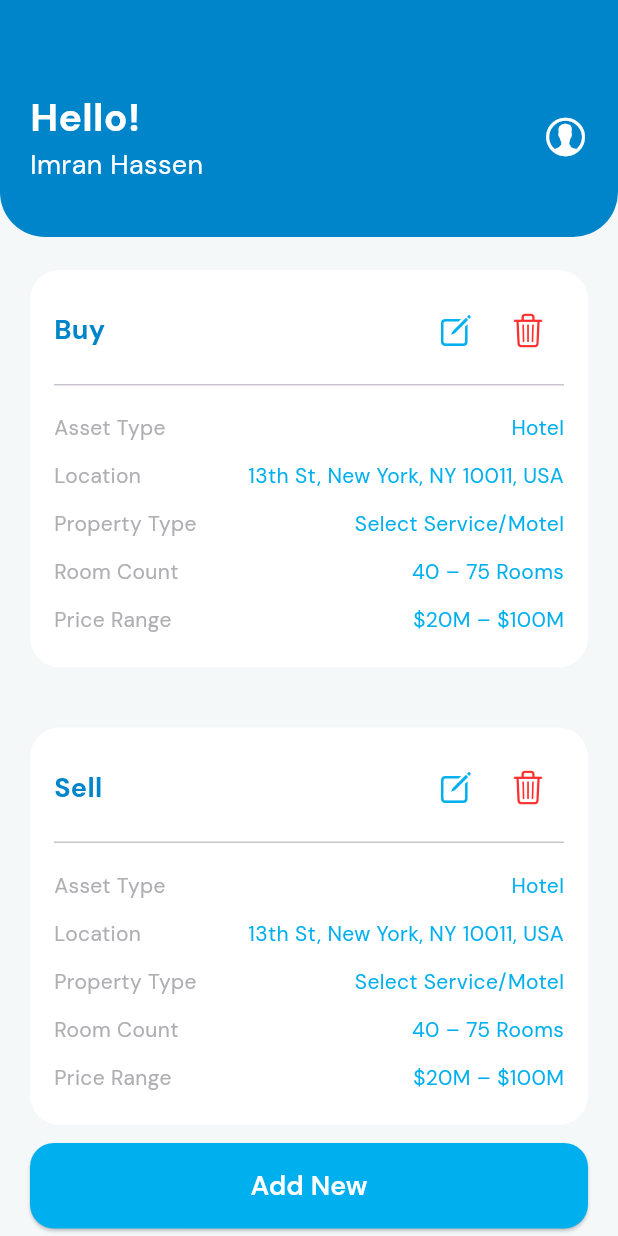
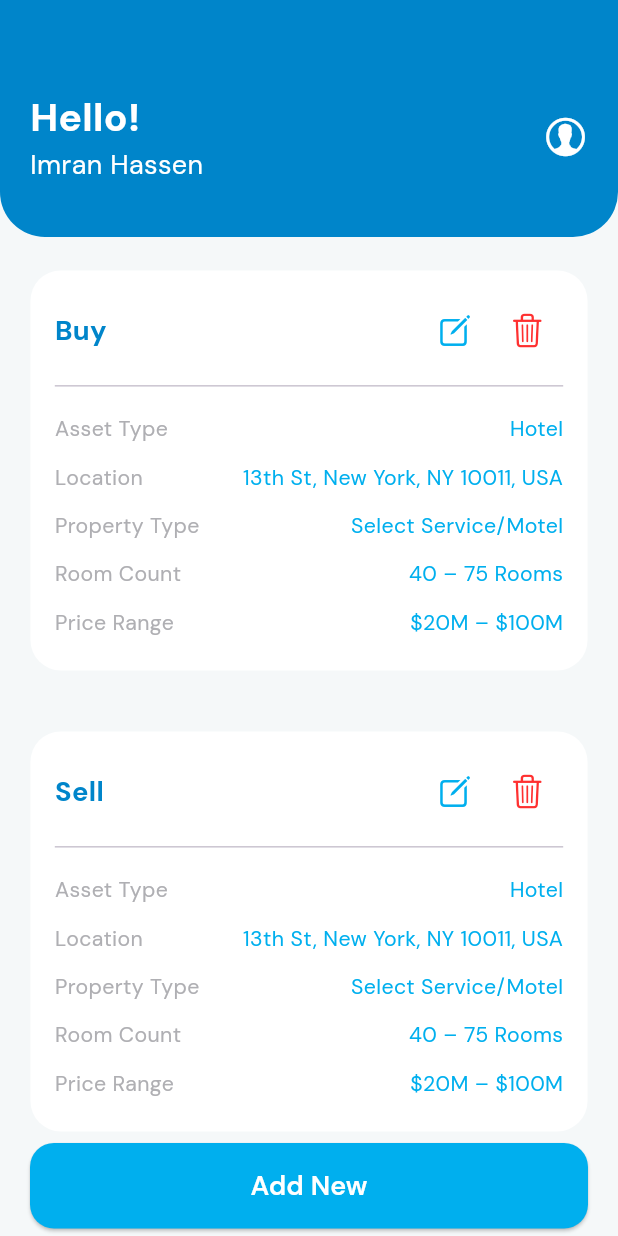
Before and after one commit to Shraboniakter/pocket_trading, a Flutter app: the HomeScreen screen opened directly, on a phone screen of 412 x 824 dp. Run offline on Flutter 3.47's test engine with Material 3 defaults, Android fonts, the phone set to English and light mode, and no system bars; our stand-ins replace email_validator, flutter_riverpod, flutter_screenutil, google_fonts.

Commit message:
responsive

```diff
--- a/lib/feature/presentation/home/widgets/PropertyInfoCard.dart
+++ b/lib/feature/presentation/home/widgets/PropertyInfoCard.dart
@@ -1,5 +1,6 @@
 import 'package:flutter/cupertino.dart';
 import 'package:flutter/material.dart';
+import 'package:flutter_screenutil/flutter_screenutil.dart';
 import 'package:pocket_trading/core/constrants/app_color.dart';
 import '../../widgets/CustomText.dart';
 
@@ -20,11 +21,11 @@ class PropertyInfoCard extends StatelessWidget {
   @override
   Widget build(BuildContext context) {
     return Container(
-      margin: const EdgeInsets.all(20),
-      padding: const EdgeInsets.all(16),
+      margin:  EdgeInsets.all(20.r),
+      padding:  EdgeInsets.all(16.r),
       decoration: BoxDecoration(
         color: ColorManager.primary,
-        borderRadius: BorderRadius.circular(20),
+        borderRadius: BorderRadius.circular(20.r),
       ),
       child: Column(
         children: [
@@ -35,7 +36,7 @@ class PropertyInfoCard extends StatelessWidget {
               CustomText(
                 text: actionText,
                 color: ColorManager.blue,
-                size: 18,
+                size: 18.sp,
                 fontWeight: FontWeight.w700,
               ),
               Row(
@@ -59,7 +60,7 @@ class PropertyInfoCard extends StatelessWidget {
             ],
           ),
 
-          const Divider(height: 25),
+           Divider(height: 25.h),
 
           ...propertyDetails.entries
               .map((entry) => _infoRow(entry.key, entry.value))
@@ -71,16 +72,16 @@ class PropertyInfoCard extends StatelessWidget {
 
   Widget _infoRow(String title, String value) {
     return Padding(
-      padding: const EdgeInsets.symmetric(vertical: 6),
+      padding:  EdgeInsets.symmetric(vertical: 6.h),
       child: Row(
         mainAxisAlignment: MainAxisAlignment.spaceBetween,
         children: [
-          CustomText(text: title, color: ColorManager.gray, size: 14),
+          CustomText(text: title, color: ColorManager.gray, size: 14.sp),
           Flexible(
             child: CustomText(
               text: value,
               color: ColorManager.lightBlue,
-              size: 14,
+              size: 14.sp,
             ),
           ),
         ],
```
